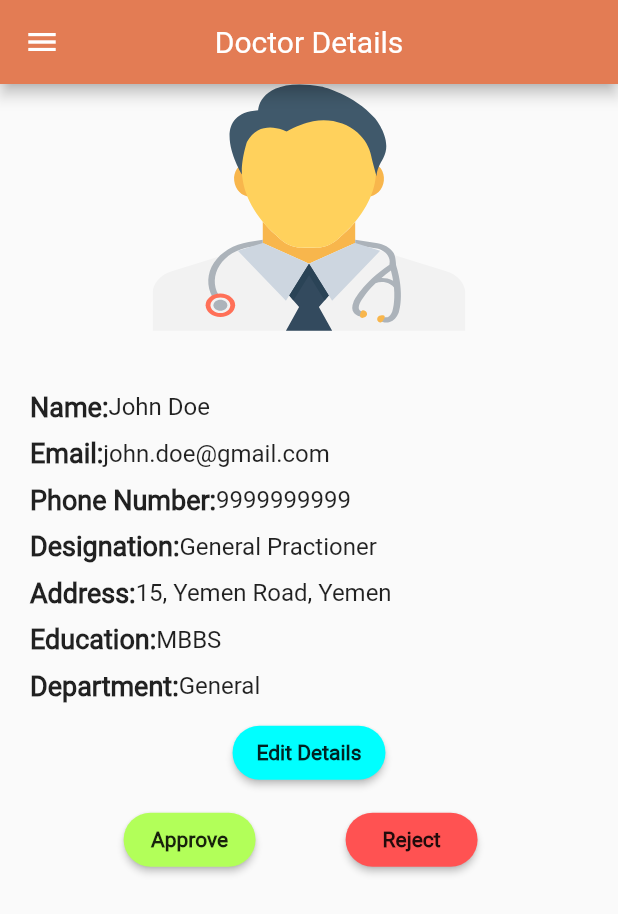
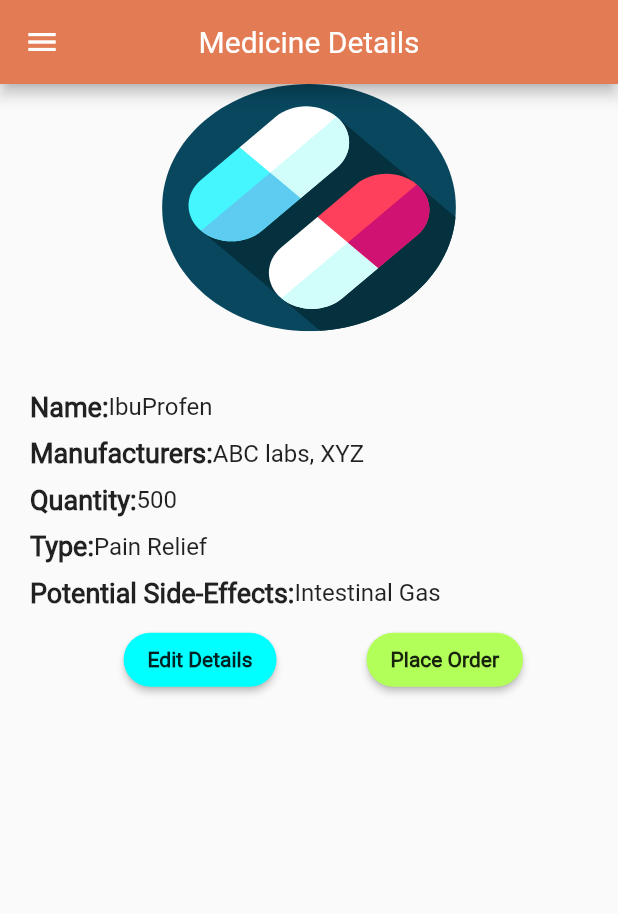
Before and after one commit to sanscript-tech/medical-emergency-flutter-node, a Flutter app: the screen it shows after launch, on a phone screen of 412 x 824 dp. Shown: the top 914 px of the screen. Run offline on Flutter 3.47's test engine with Material 2 defaults, Android fonts, the phone set to English and light mode, and no system bars; our stand-ins replace auto_size_text, carousel_indicator, email_validator, flutter_map, flutter_svg, fluttertoast; missing offline and left inert: latlng, transformer_page_view.

Commit message:
Medicine Detail Doctor Side

```diff
--- a/frontend/lib/main.dart
+++ b/frontend/lib/main.dart
@@ -1,5 +1,5 @@
 import 'package:flutter/material.dart';
-import 'package:medicare/pages/doctor%20side/doctor_confirmation.dart';
+import 'package:medicare/pages/doctor%20side/medicine_details.dart';
 
 void main() {
   runApp(MyApp());
@@ -11,7 +11,7 @@ class MyApp extends StatelessWidget {
   Widget build(BuildContext context) {
     return MaterialApp(
       debugShowCheckedModeBanner: false,
-      home: DoctorConfirmation(),
+      home: MedicineDetailsDoctor(),
     );
   }
 }
--- /dev/null
+++ b/frontend/lib/pages/doctor side/medicine_details.dart
@@ -0,0 +1,154 @@
+import 'package:flutter/material.dart';
+import 'package:flutter_svg/flutter_svg.dart';
+import 'package:medicare/constants/color.dart';
+
+class MedicineDetailsDoctor extends StatelessWidget {
+  @override
+  Widget build(BuildContext context) {
+    double deviceHeight = MediaQuery.of(context).size.height;
+    double deviceWidth = MediaQuery.of(context).size.width;
+    return Scaffold(
+      appBar: AppBar(
+        backgroundColor: Color(0xFFE37C54),
+        title: Text('Medicine Details'),
+        centerTitle: true,
+      ),
+      drawer: Drawer(),
+      body: Center(
+        child: Column(
+          children: [
+            SvgPicture.asset(
+              'assets/images/med.svg',
+              height: deviceHeight / 5,
+            ),
+            SizedBox(
+              height: 40,
+            ),
+            Row(
+              children: [
+                SizedBox(
+                  width: 20,
+                ),
+                Text(
+                  "Name:",
+                  style: TextStyle(fontWeight: FontWeight.bold, fontSize: 18.0),
+                ),
+                Text(
+                  "IbuProfen",
+                  style: TextStyle(fontSize: 16.0),
+                )
+              ],
+            ),
+            SizedBox(
+              height: 10,
+            ),
+            Row(
+              children: [
+                SizedBox(
+                  width: 20,
+                ),
+                Text(
+                  "Manufacturers:",
+                  style: TextStyle(fontWeight: FontWeight.bold, fontSize: 18.0),
+                ),
+                Text(
+                  "ABC labs, XYZ",
+                  style: TextStyle(fontSize: 16.0),
+                )
+              ],
+            ),
+            SizedBox(
+              height: 10,
+            ),
+            Row(
+              children: [
+                SizedBox(
+                  width: 20,
+                ),
+                Text(
+                  "Quantity:",
+                  style: TextStyle(fontWeight: FontWeight.bold, fontSize: 18.0),
+                ),
+                Text(
+                  "500",
+                  style: TextStyle(fontSize: 16.0),
+                )
+              ],
+            ),
+            SizedBox(
+              height: 10,
+            ),
+            Row(
+              children: [
+                SizedBox(
+                  width: 20,
+                ),
+                Text(
+                  "Type:",
+                  style: TextStyle(fontWeight: FontWeight.bold, fontSize: 18.0),
+                ),
+                Text(
+                  "Pain Relief",
+                  style: TextStyle(fontSize: 16.0),
+                )
+              ],
+            ),
+            SizedBox(
+              height: 10,
+            ),
+            Row(
+              children: [
+                SizedBox(
+                  width: 20,
+                ),
+                Text(
+                  "Potential Side-Effects:",
+                  style: TextStyle(fontWeight: FontWeight.bold, fontSize: 18.0),
+                ),
+                Text(
+                  "Intestinal Gas",
+                  style: TextStyle(fontSize: 16.0),
+                )
+              ],
+            ),
+            SizedBox(
+              height: 10,
+            ),
+            Row(
+              children: [
+                SizedBox(
+                  width: deviceWidth / 5,
+                ),
+                RaisedButton(
+                  onPressed: () => print("Approve"),
+                  color: AppTheme.aqua,
+                  shape: RoundedRectangleBorder(
+                      borderRadius: BorderRadius.circular(30)),
+                  child: Text(
+                    "Edit Details",
+                    style: TextStyle(
+                        fontFamily: "Roboto", fontWeight: FontWeight.bold),
+                  ),
+                ),
+                SizedBox(
+                  width: 60.0,
+                ),
+                RaisedButton(
+                  onPressed: () => print("Reject"),
+                  color: Colors.lightGreenAccent,
+                  shape: RoundedRectangleBorder(
+                      borderRadius: BorderRadius.circular(30)),
+                  child: Text(
+                    "Place Order",
+                    style: TextStyle(
+                        fontFamily: "Roboto", fontWeight: FontWeight.bold),
+                  ),
+                )
+              ],
+            ),
+          ],
+        ),
+      ),
+    );
+  }
+}
```
